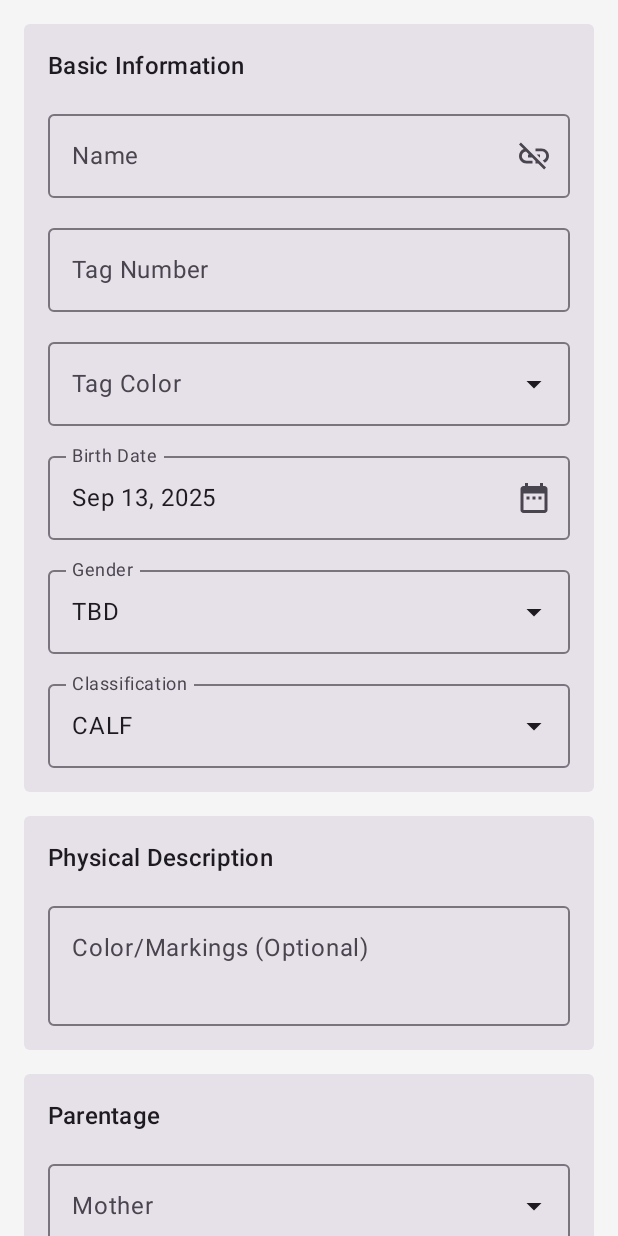
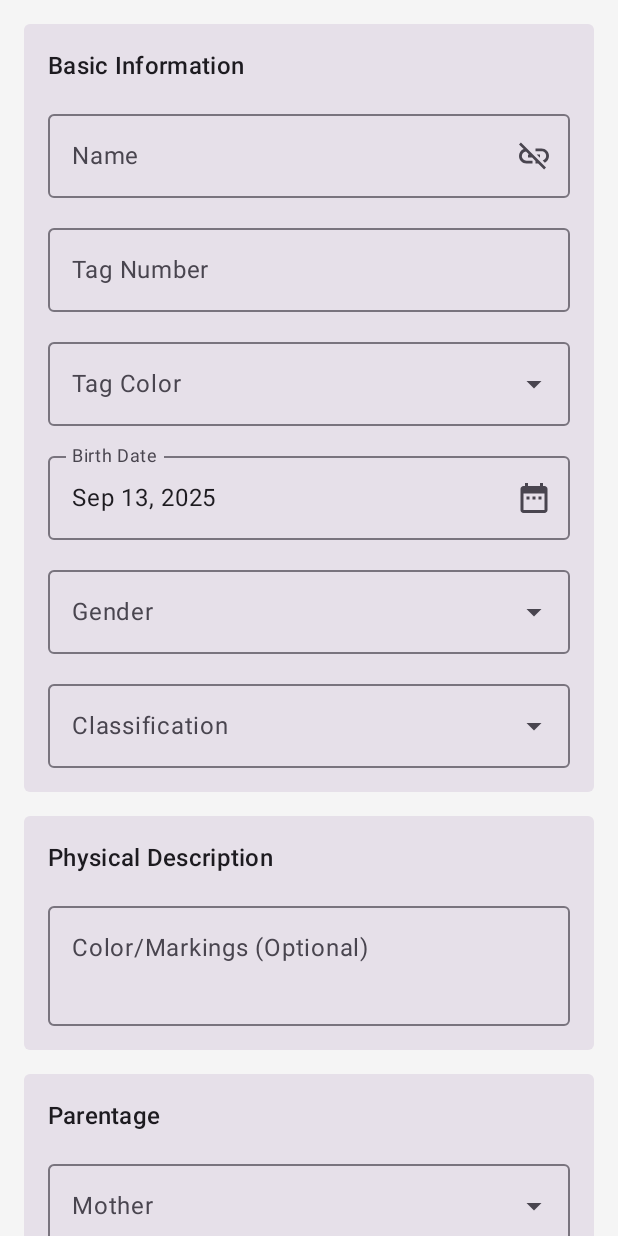
Before and after one commit to jeepinit77/HerdManager, an Android app built with Jetpack Compose: the composable CowEditScreen called with empty values, on a phone screen of 412 x 824 dp. Run offline under Robolectric (Android 15) with nearby library versions, the phone set to English and light mode, and no system bars; our stand-ins replace Room's generated code.

Commit message:
Refactored gender and classification fields in CowEditScreen
This commit enhances the gender and classification selection in the `CowEditScreen` and related components:

- **CowEditScreen.kt:**
    - Implemented dynamic background colors for gender and classification dropdowns based on their values using `getGenderColor` and pre-defined color maps.
    - Updated `DropdownField` to allow `null` (empty string) values for gender and classification, representing no selection.
    - Classification options are now dynamically filtered based on the selected gender (e.g., only "COW", "HEIFER", "CALF" for FEMALE).
    - Updated button text from "Add Cow" to "Add Animal".
- **CowDetailViewModel.kt:**
    - Changed `gender` and `classification` in `CowDetailUiState` to be nullable.
    - Modified `updateGender` to reset classification if the new gender is incompatible with the current classification.
    - Modified `updateClassification` to automatically set the gender if a gender-specific classification is chosen (e.g., selecting "COW" sets gender to FEMALE).
    - Added validation to ensure gender and classification are selected before saving.
- **CattleNavigation.kt:**
    - Updated TopAppBar title from "Add Cow"/"Edit Cow" to "Add Animal"/"Edit Animal".
- **DropdownField.kt:**
    - Added `optionBackgroundColor` parameter to allow different background colors for dropdown options.
    - Added `showNoneOption` parameter (defaulting to true) to display a "Clear Selection" option.
    - Displayed a small colored box next to the dropdown arrow to indicate the selected value's color if `valueBackgroundColor` is provided.
    - Ensured that dropdown options with background colors have contrasting text colors for readability.
    - Removed custom `textFieldColors` logic, relying on default `OutlinedTextField` theming.

```diff
--- a/app/src/main/java/com/jumblemint/cows/navigation/CattleNavigation.kt
+++ b/app/src/main/java/com/jumblemint/cows/navigation/CattleNavigation.kt
@@ -263,7 +263,7 @@ fun CattleNavigation(
 
             // Update TopAppBar for CowDetail
             LaunchedEffect(cowId) {
-                topAppBarController.updateTitle(if (cowId == 0L) "Add Cow" else "Edit Cow")
+                topAppBarController.updateTitle(if (cowId == 0L) "Add Animal" else "Edit Animal")
                 topAppBarController.updateActions(
                     TopAppBarActions(
                         onSave = { viewModel.saveCow() },
--- a/app/src/main/java/com/jumblemint/cows/ui/components/DropdownField.kt
+++ b/app/src/main/java/com/jumblemint/cows/ui/components/DropdownField.kt
@@ -1,15 +1,21 @@
 package com.jumblemint.cows.ui.components
 
+import androidx.compose.foundation.background
 import androidx.compose.foundation.clickable
-import androidx.compose.foundation.layout.Box
-import androidx.compose.foundation.layout.fillMaxWidth
+import androidx.compose.foundation.layout.*
+import androidx.compose.foundation.shape.RoundedCornerShape
 import androidx.compose.material.icons.Icons
 import androidx.compose.material.icons.filled.ArrowDropDown
 import androidx.compose.material3.*
 import androidx.compose.runtime.*
+import androidx.compose.ui.Alignment
 import androidx.compose.ui.Modifier
+import androidx.compose.ui.draw.drawBehind
+import androidx.compose.ui.geometry.Offset
 import androidx.compose.ui.graphics.Color
+import androidx.compose.ui.graphics.drawscope.DrawScope
 import androidx.compose.ui.graphics.luminance
+import androidx.compose.ui.unit.dp
 
 @OptIn(ExperimentalMaterial3Api::class)
 @Composable
@@ -21,36 +27,15 @@ fun DropdownField(
     modifier: Modifier = Modifier,
     isError: Boolean = false,
     enabled: Boolean = true,
-    valueBackgroundColor: ((String) -> Color?)? = null
+    valueBackgroundColor: ((String) -> Color?)? = null,
+    optionBackgroundColor: ((String) -> Color?)? = null,
+    showNoneOption: Boolean = true
 ) {
     var expanded by remember { mutableStateOf(false) }
 
-    val bgColor = remember(value, valueBackgroundColor) {
+    val accentColor = remember(value, valueBackgroundColor) {
         valueBackgroundColor?.invoke(value)
     }
-    val contrast = bgColor?.let { if (it.luminance() < 0.5f) Color.White else Color.Black }
-
-    val textFieldColors = OutlinedTextFieldDefaults.colors(
-        focusedTextColor = if (bgColor != null && value.isNotEmpty()) contrast ?: MaterialTheme.colorScheme.onSurface else MaterialTheme.colorScheme.onSurface,
-        unfocusedTextColor = if (bgColor != null && value.isNotEmpty()) contrast ?: MaterialTheme.colorScheme.onSurface else MaterialTheme.colorScheme.onSurface,
-        disabledTextColor = (if (bgColor != null && value.isNotEmpty()) contrast ?: MaterialTheme.colorScheme.onSurface else MaterialTheme.colorScheme.onSurface).copy(alpha = 0.38f),
-        focusedContainerColor = bgColor ?: Color.Transparent,
-        unfocusedContainerColor = bgColor ?: Color.Transparent,
-        disabledContainerColor = if (bgColor != null) bgColor.copy(alpha = 0.12f) else Color.Transparent,
-        cursorColor = if (bgColor != null && value.isNotEmpty()) contrast ?: MaterialTheme.colorScheme.primary else MaterialTheme.colorScheme.primary,
-        errorCursorColor = MaterialTheme.colorScheme.error,
-        focusedLabelColor = if (bgColor != null && value.isNotEmpty()) contrast?.copy(alpha = 0.9f) ?: MaterialTheme.colorScheme.onSurfaceVariant else MaterialTheme.colorScheme.onSurfaceVariant,
-        unfocusedLabelColor = if (bgColor != null && value.isNotEmpty()) contrast?.copy(alpha = 0.7f) ?: MaterialTheme.colorScheme.onSurfaceVariant else MaterialTheme.colorScheme.onSurfaceVariant,
-        disabledLabelColor = (if (bgColor != null && value.isNotEmpty()) contrast ?: MaterialTheme.colorScheme.onSurfaceVariant else MaterialTheme.colorScheme.onSurfaceVariant).copy(alpha = 0.38f),
-        focusedBorderColor = if (isError) MaterialTheme.colorScheme.error else (if (bgColor != null && value.isNotEmpty()) contrast?.copy(alpha = 0.6f) ?: MaterialTheme.colorScheme.primary else MaterialTheme.colorScheme.primary),
-        unfocusedBorderColor = if (isError) MaterialTheme.colorScheme.error else (if (bgColor != null && value.isNotEmpty()) contrast?.copy(alpha = 0.4f) ?: MaterialTheme.colorScheme.outline else MaterialTheme.colorScheme.outline),
-        disabledBorderColor = (if (bgColor != null && value.isNotEmpty()) contrast ?: MaterialTheme.colorScheme.outline else MaterialTheme.colorScheme.outline).copy(alpha = 0.38f),
-        errorBorderColor = MaterialTheme.colorScheme.error,
-        focusedTrailingIconColor = if (bgColor != null && value.isNotEmpty()) contrast ?: MaterialTheme.colorScheme.onSurface else MaterialTheme.colorScheme.onSurface,
-        unfocusedTrailingIconColor = if (bgColor != null && value.isNotEmpty()) contrast ?: MaterialTheme.colorScheme.onSurface else MaterialTheme.colorScheme.onSurface,
-        disabledTrailingIconColor = (if (bgColor != null && value.isNotEmpty()) contrast ?: MaterialTheme.colorScheme.onSurface else MaterialTheme.colorScheme.onSurface).copy(alpha = 0.38f),
-        errorTrailingIconColor = MaterialTheme.colorScheme.error
-    )
 
     Box(modifier = modifier) {
         OutlinedTextField(
@@ -61,14 +46,26 @@ fun DropdownField(
             enabled = enabled,
             isError = isError,
             trailingIcon = {
-                Icon(
-                    Icons.Default.ArrowDropDown,
-                    contentDescription = "Dropdown",
-                    modifier = Modifier.clickable(enabled = enabled) { expanded = !expanded } // Icon remains clickable
-                )
+                Row(verticalAlignment = Alignment.CenterVertically) {
+                    if (accentColor != null && value.isNotEmpty()) {
+                        Box(
+                            modifier = Modifier
+                                .size(16.dp)
+                                .background(
+                                    color = accentColor,
+                                    shape = RoundedCornerShape(2.dp)
+                                )
+                        )
+                        Spacer(modifier = Modifier.width(8.dp))
+                    }
+                    Icon(
+                        Icons.Default.ArrowDropDown,
+                        contentDescription = "Dropdown",
+                        modifier = Modifier.clickable(enabled = enabled) { expanded = !expanded }
+                    )
+                }
             },
-            modifier = Modifier.fillMaxWidth(),
-            colors = textFieldColors
+            modifier = Modifier.fillMaxWidth()
         )
 
         // Clickable overlay to expand the dropdown
@@ -85,9 +82,9 @@ fun DropdownField(
             onDismissRequest = { expanded = false },
             modifier = Modifier.fillMaxWidth()
         ) {
-            if (value.isNotEmpty()) {
+            if (value.isNotEmpty() && showNoneOption) {
                 DropdownMenuItem(
-                    text = { Text("None") },
+                    text = { Text("Clear Selection") },
                     onClick = {
                         onValueChange("")
                         expanded = false
@@ -97,11 +94,33 @@ fun DropdownField(
 
             options.forEach { option ->
                 if (option.isNotEmpty()) {
+                    val optionBgColor = optionBackgroundColor?.invoke(option)
+                    val optionContrast = optionBgColor?.let { if (it.luminance() < 0.5f) Color.White else Color.Black }
+
                     DropdownMenuItem(
-                        text = { Text(option) },
+                        text = {
+                            Text(
+                                text = option,
+                                color = optionContrast ?: LocalContentColor.current
+                            )
+                        },
                         onClick = {
                             onValueChange(option)
                             expanded = false
+                        },
+                        colors = if (optionBgColor != null) {
+                            MenuDefaults.itemColors(
+                                textColor = optionContrast ?: LocalContentColor.current
+                            )
+                        } else {
+                            MenuDefaults.itemColors()
+                        },
+                        modifier = if (optionBgColor != null) {
+                            Modifier.drawBehind {
+                                drawRect(optionBgColor)
+                            }
+                        } else {
+                            Modifier
                         }
                     )
                 }
--- a/app/src/main/java/com/jumblemint/cows/ui/screens/cows/CowEditScreen.kt
+++ b/app/src/main/java/com/jumblemint/cows/ui/screens/cows/CowEditScreen.kt
@@ -26,6 +26,7 @@ import com.jumblemint.cows.ui.components.DropdownField
 import com.jumblemint.cows.ui.components.SimpleTopAppBar
 import com.jumblemint.cows.ui.components.rememberTagColorMap
 import com.jumblemint.cows.ui.components.resolveTagColor
+import com.jumblemint.cows.ui.theme.getGenderColor
 import com.jumblemint.cows.ui.viewmodel.CowDetailViewModel
 import com.jumblemint.cows.ui.viewmodel.CowDetailViewModelFactory
 import java.time.LocalDate
@@ -60,6 +61,16 @@ fun CowEditScreen(
 
     val uiState by viewModel.uiState.collectAsState()
     val tagColorMap = rememberTagColorMap(repository)
+    val maleColor = getGenderColor(Gender.MALE)
+    val femaleColor = getGenderColor(Gender.FEMALE)
+    val tbdColor = getGenderColor(Gender.TBD)
+    val genderColorMap = remember(maleColor, femaleColor, tbdColor) {
+        mapOf(
+            Gender.MALE.name to maleColor,
+            Gender.FEMALE.name to femaleColor,
+            Gender.TBD.name to tbdColor
+        )
+    }
     val scrollState = rememberScrollState()
     var saveAttempted by remember { mutableStateOf(false) }
 
@@ -177,6 +188,9 @@ fun CowEditScreen(
                             modifier = Modifier.fillMaxWidth(),
                             valueBackgroundColor = { name ->
                                 resolveTagColor(name, tagColorMap)
+                            },
+                            optionBackgroundColor = { name ->
+                                resolveTagColor(name, tagColorMap)
                             }
                         )
                         DatePickerField(
@@ -186,18 +200,59 @@ fun CowEditScreen(
                             modifier = Modifier.fillMaxWidth()
                         )
                         DropdownField(
-                            value = uiState.gender.name,
-                            onValueChange = { viewModel.updateGender(Gender.valueOf(it)) },
+                            value = uiState.gender?.name ?: "",
+                            onValueChange = { genderName ->
+                                if (genderName.isNotEmpty()) {
+                                    viewModel.updateGender(Gender.valueOf(genderName))
+                                } else {
+                                    viewModel.updateGender(null)
+                                }
+                            },
                             label = "Gender",
                             options = Gender.entries.map { it.name },
-                            modifier = Modifier.fillMaxWidth()
+                            modifier = Modifier.fillMaxWidth(),
+                            valueBackgroundColor = { genderName ->
+                                genderColorMap[genderName]
+                            },
+                            optionBackgroundColor = { genderName ->
+                                genderColorMap[genderName]
+                            }
                         )
+                        val availableClassifications = remember(uiState.gender) {
+                            when (uiState.gender) {
+                                Gender.FEMALE -> listOf(Classification.COW, Classification.HEIFER, Classification.CALF)
+                                Gender.MALE -> listOf(Classification.BULL, Classification.STEER, Classification.CALF)
+                                Gender.TBD -> Classification.entries.toList()
+                                null -> Classification.entries.toList()
+                            }
+                        }
+                        val classificationColorMap = remember(maleColor, femaleColor, tbdColor) {
+                            mapOf(
+                                Classification.COW.name to femaleColor,
+                                Classification.HEIFER.name to femaleColor,
+                                Classification.BULL.name to maleColor,
+                                Classification.STEER.name to maleColor,
+                                Classification.CALF.name to tbdColor
+                            )
+                        }
                         DropdownField(
-                            value = uiState.classification.name,
-                            onValueChange = { viewModel.updateClassification(Classification.valueOf(it)) },
+                            value = uiState.classification?.name ?: "",
+                            onValueChange = { classificationName ->
+                                if (classificationName.isNotEmpty()) {
+                                    viewModel.updateClassification(Classification.valueOf(classificationName))
+                                } else {
+                                    viewModel.updateClassification(null)
+                                }
+                            },
                             label = "Classification",
-                            options = Classification.entries.map { it.name },
-                            modifier = Modifier.fillMaxWidth()
+                            options = availableClassifications.map { it.name },
+                            modifier = Modifier.fillMaxWidth(),
+                            valueBackgroundColor = { classificationName ->
+                                classificationColorMap[classificationName]
+                            },
+                            optionBackgroundColor = { classificationName ->
+                                classificationColorMap[classificationName]
+                            }
                         )
                     }
                 }
@@ -323,7 +378,7 @@ fun CowEditScreen(
                         )
                         Spacer(modifier = Modifier.width(8.dp))
                     }
-                    Text(if (cowId == 0L) "Add Cow" else "Save Changes")
+                    Text(if (cowId == 0L) "Add Animal" else "Save Changes")
                 }
             }
     }
```
Also changed, not shown: app/src/main/java/com/jumblemint/cows/ui/viewmodel/CowDetailViewModel.kt (+44 -8 lines).
